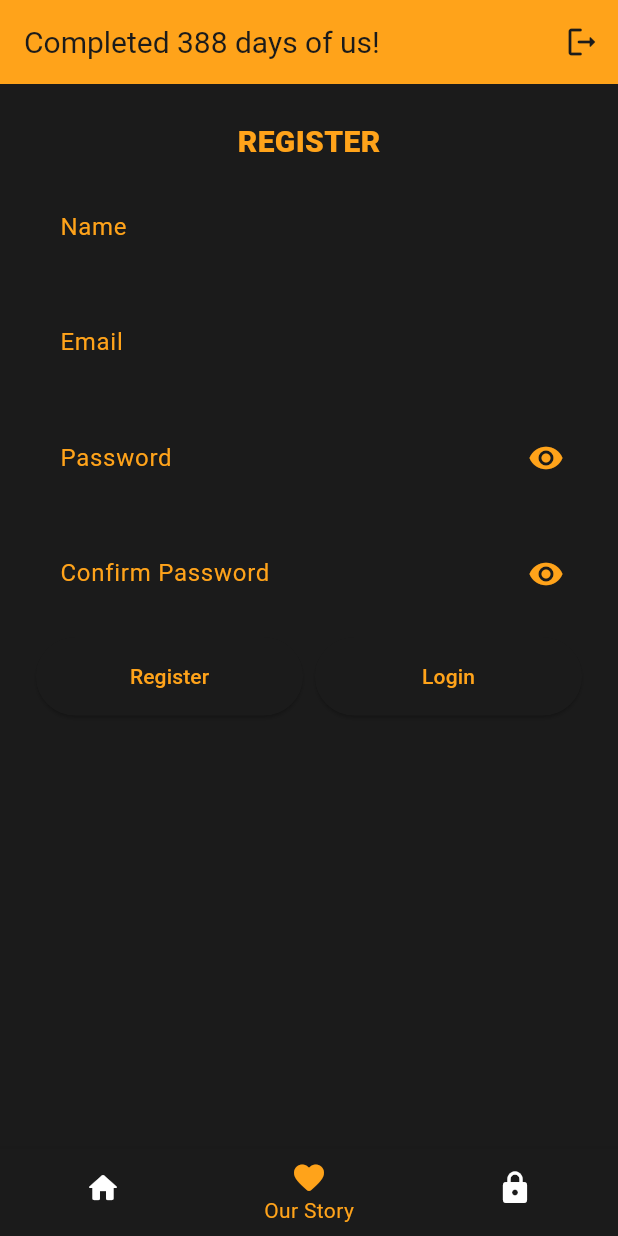
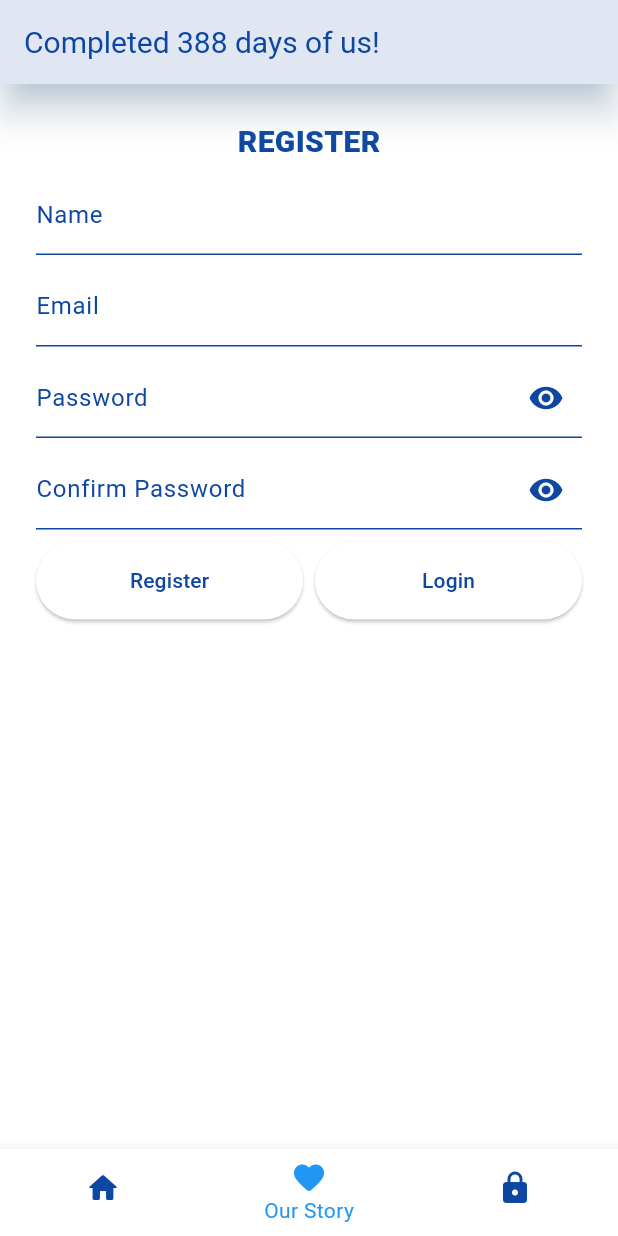
Before and after one commit to adityatrips/usHub, a Flutter app: the screen it shows after launch, item 2 of the bottom bar chosen, after a tap on "Register", on a phone screen of 412 x 824 dp. Run offline on Flutter 3.47's test engine with Material 3 defaults, Android fonts, the phone set to English and light mode, and no system bars; our stand-ins replace cloud_firestore, firebase_auth, firebase_core, flutter_native_splash, get, google_fonts; missing offline and left inert: restart_app; accounts and stored records are empty; network calls fail.

```diff
--- a/fli.yaml
+++ b/fli.yaml
@@ -4,5 +4,5 @@ dev_dependencies:
 flutter_launcher_icons:
   image_path_android: "assets/icon.png"
   android: true
-  adaptive_icon_foreground: "assets/icon.png"
+  adaptive_icon_foreground: "assets/a12-icon.png"
   min_sdk_android: 16
--- a/flutter_native_splash.yaml
+++ b/flutter_native_splash.yaml
@@ -1,8 +1,8 @@
 flutter_native_splash:
-  background_image: "assets/splash.png"
+  background_image: "assets/a12-icon.png"
   android_12:
-    image: assets/android12-icon.png
-    color: "#1b1b1b"
+    image: "assets/a12-icon.png"
+    color: "#FFFFFF"
   android: true
   ios: false
   web: false
--- a/lib/components/Card.dart
+++ b/lib/components/card.dart
@@ -9,7 +9,7 @@ class CardWidget extends StatelessWidget {
   @override
   Widget build(BuildContext context) {
     return Card(
-      color: const Color.fromARGB(255, 255,163,26),
+      color: Color.fromARGB(255, 13, 71, 161),
       shape: RoundedRectangleBorder(
         borderRadius: BorderRadius.circular(16),
       ),
--- a/lib/main.dart
+++ b/lib/main.dart
@@ -1,3 +1,5 @@
+import 'dart:io';
+
 import 'package:anjali/pages/auth_page.dart';
 import 'package:anjali/pages/home_page.dart';
 import 'package:anjali/pages/our_story_page.dart';
@@ -6,6 +8,8 @@ import 'package:firebase_auth/firebase_auth.dart';
 import 'package:firebase_core/firebase_core.dart';
 import 'package:flutter/material.dart';
 import 'package:flutter_native_splash/flutter_native_splash.dart';
+import 'package:google_fonts/google_fonts.dart';
+import 'package:restart_app/restart_app.dart';
 
 import 'firebase_options.dart';
 
@@ -16,6 +20,9 @@ void main() async {
   );
   FlutterNativeSplash.preserve(widgetsBinding: widgetsBinding);
   runApp(const MyApp());
+  sleep(
+    const Duration(milliseconds: 2500),
+  );
   FlutterNativeSplash.remove();
 }
 
@@ -39,9 +46,6 @@ class _MyAppState extends State<MyApp> {
   ];
 
   changeIndex(int index) {
-    if (index == 2) {
-      _auth.signOut();
-    }
     setState(() {
       _selectedIndex = index;
     });
@@ -88,29 +92,17 @@ class _MyAppState extends State<MyApp> {
   @override
   Widget build(BuildContext context) {
     return MaterialApp(
-      routes: {
-        "/home": (BuildContext context) => const HomeScreen(),
-        "/our_story": (BuildContext context) => const OurStory(),
-        "/auth": (BuildContext context) => Authenticate(
-              loginStatus: loginStatus,
-              setLoginState: setLoginState,
-            ),
-      },
       debugShowCheckedModeBanner: false,
       title: "Anjali, my love",
-      theme: ThemeData.from(
-        colorScheme: const ColorScheme(
-          primary: Color.fromARGB(255, 255, 163, 26),
-          secondary: Color.fromARGB(255, 255, 163, 26),
-          background: Color.fromARGB(255, 27, 27, 27),
-          surface: Color.fromARGB(255, 27, 27, 27),
-          error: Colors.red,
-          onPrimary: Color(0xff1b1b1b),
-          onSecondary: Color(0xff1b1b1b),
-          onSurface: Color(0xFFFFFFFF),
-          onBackground: Color(0xFFFFFFFF),
-          onError: Color(0x001b1b1b),
-          brightness: Brightness.dark,
+      themeMode: ThemeMode.light,
+      theme: ThemeData(
+        textTheme: GoogleFonts.gloriaHallelujahTextTheme(
+          Theme.of(context).textTheme,
+        ),
+        primarySwatch: Colors.blue,
+        colorScheme: const ColorScheme.light(
+          background: Colors.white,
+          primary: Colors.blue,
         ),
         useMaterial3: true,
       ),
@@ -118,26 +110,27 @@ class _MyAppState extends State<MyApp> {
         resizeToAvoidBottomInset: true,
         key: scaffoldKey,
         appBar: AppBar(
-          actions: [
+          foregroundColor: Colors.blue[900],
+          surfaceTintColor: Colors.blue[900],
+          shadowColor: Colors.blue[100],
+          actions: loginStatus ? [
             IconButton(
               icon: const Icon(Icons.logout_rounded),
-              color: const Color(0xFF1b1b1b),
-              onPressed: () async {
-                await _auth.signOut();
-                setState(() {
-                  loginStatus = false;
-                });
+              color: const Color.fromARGB(255, 13, 71, 161),
+              onPressed: () {
+                _auth.signOut();
+                Restart.restartApp();
               },
             )
-          ],
+          ] : [],
           title: Text(
             "Completed ${daysBetween(DateTime(2022, 12, 24), DateTime.now())} days of us!",
             style: const TextStyle(
               fontSize: 20,
-              color: Color(0xFF1b1b1b),
+              color: Color.fromARGB(255, 13, 71, 161),
             ),
           ),
-          backgroundColor: const Color.fromARGB(255, 255, 163, 26),
+          backgroundColor: Colors.white,
           elevation: 10,
         ),
         bottomNavigationBar: BottomNavigationBar(
@@ -145,8 +138,11 @@ class _MyAppState extends State<MyApp> {
           showUnselectedLabels: false,
           currentIndex: _selectedIndex,
           showSelectedLabels: true,
+          selectedIconTheme: const IconThemeData(
+            color: Colors.blue,
+          ),
           unselectedIconTheme: const IconThemeData(
-            color: Color(0xFFFFFFFF),
+            color: Color.fromARGB(255, 13, 71, 161),
           ),
           onTap: (index) {
             setState(() {
--- a/lib/pages/auth_page.dart
+++ b/lib/pages/auth_page.dart
@@ -60,13 +60,12 @@ class _AuthenticateState extends State<Authenticate> {
             duration: Duration(milliseconds: 2000),
             closeIconColor: Color(0x001b1b1b),
             backgroundColor: Colors.green,
-            padding: EdgeInsets.all(5),
             behavior: SnackBarBehavior.floating,
             showCloseIcon: true,
             content: Text(
               'Your account is created',
               style: TextStyle(
-                  color: Color.fromARGB(255, 255, 163, 26), fontSize: 14),
+                  color: Color.fromARGB(255, 13, 71, 161), fontSize: 14),
             ),
           ),
         );
@@ -75,15 +74,14 @@ class _AuthenticateState extends State<Authenticate> {
           ScaffoldMessenger.of(scaffoldKey.currentContext!).showSnackBar(
             const SnackBar(
               duration: Duration(milliseconds: 2000),
-              closeIconColor: Color.fromARGB(255, 255, 163, 26),
+              closeIconColor: Color.fromARGB(255, 13, 71, 161),
               backgroundColor: Colors.red,
-              padding: EdgeInsets.all(5),
               behavior: SnackBarBehavior.floating,
               showCloseIcon: true,
               content: Text(
                 'The password provided is too weak',
                 style: TextStyle(
-                    color: Color.fromARGB(255, 255, 163, 26), fontSize: 14),
+                    color: Color.fromARGB(255, 13, 71, 161), fontSize: 14),
               ),
             ),
           );
@@ -91,15 +89,14 @@ class _AuthenticateState extends State<Authenticate> {
           ScaffoldMessenger.of(scaffoldKey.currentContext!).showSnackBar(
             const SnackBar(
               duration: Duration(milliseconds: 2000),
-              closeIconColor: Color.fromARGB(255, 255, 163, 26),
+              closeIconColor: Color.fromARGB(255, 13, 71, 161),
               backgroundColor: Colors.red,
-              padding: EdgeInsets.all(5),
               behavior: SnackBarBehavior.floating,
               showCloseIcon: true,
               content: Text(
                 'The account already exists for that email',
                 style: TextStyle(
-                    color: Color.fromARGB(255, 255, 163, 26), fontSize: 14),
+                    color: Color.fromARGB(255, 13, 71, 161), fontSize: 14),
               ),
             ),
           );
@@ -109,15 +106,14 @@ class _AuthenticateState extends State<Authenticate> {
       ScaffoldMessenger.of(scaffoldKey.currentContext!).showSnackBar(
         const SnackBar(
           duration: Duration(milliseconds: 2000),
-          closeIconColor: Color.fromARGB(255, 255, 163, 26),
+          closeIconColor: Color.fromARGB(255, 13, 71, 161),
           backgroundColor: Colors.red,
-          padding: EdgeInsets.all(5),
           behavior: SnackBarBehavior.floating,
           showCloseIcon: true,
           content: Text(
             'Password and Confirm Password does not match',
             style: TextStyle(
-                color: Color.fromARGB(255, 255, 163, 26), fontSize: 14),
+                color: Color.fromARGB(255, 13, 71, 161), fontSize: 14),
           ),
         ),
       );
@@ -136,15 +132,14 @@ class _AuthenticateState extends State<Authenticate> {
         ScaffoldMessenger.of(scaffoldKey.currentContext!).showSnackBar(
           const SnackBar(
             duration: Duration(milliseconds: 2000),
-            closeIconColor: Color.fromARGB(255, 255, 163, 26),
+            closeIconColor: Color.fromARGB(255, 13, 71, 161),
             backgroundColor: Colors.red,
-            padding: EdgeInsets.all(5),
             behavior: SnackBarBehavior.floating,
             showCloseIcon: true,
             content: Text(
               'No user found for that email',
               style: TextStyle(
-                  color: Color.fromARGB(255, 255, 163, 26), fontSize: 14),
+                  color: Color.fromARGB(255, 13, 71, 161), fontSize: 14),
             ),
           ),
         );
@@ -152,15 +147,14 @@ class _AuthenticateState extends State<Authenticate> {
         ScaffoldMessenger.of(scaffoldKey.currentContext!).showSnackBar(
           const SnackBar(
             duration: Duration(milliseconds: 2000),
-            closeIconColor: Color.fromARGB(255, 255, 163, 26),
+            closeIconColor: Color.fromARGB(255, 13, 71, 161),
             backgroundColor: Colors.red,
-            padding: EdgeInsets.all(5),
             behavior: SnackBarBehavior.floating,
             showCloseIcon: true,
             content: Text(
               'Wrong password provided for that user',
               style: TextStyle(
-                  color: Color.fromARGB(255, 255, 163, 26), fontSize: 14),
+                  color: Color.fromARGB(255, 13, 71, 161), fontSize: 14),
             ),
           ),
         );
@@ -178,28 +172,34 @@ class _AuthenticateState extends State<Authenticate> {
             const Text(
               "LOGIN",
               style: TextStyle(
-                fontSize: 20,
+                fontSize: 30,
+                letterSpacing: 10,
                 fontWeight: FontWeight.w900,
-                color: Color.fromARGB(255, 255, 163, 26),
+                color: Color.fromARGB(255, 13, 71, 161),
               ),
-            ),
-            const SizedBox(
-              height: 8,
             ),
             TextField(
               controller: _emailController,
               keyboardType: TextInputType.emailAddress,
               decoration: const InputDecoration(
-                border: InputBorder.none,
-                contentPadding: EdgeInsets.all(16),
+                focusedBorder: UnderlineInputBorder(
+                  borderSide: BorderSide(
+                    color: Color.fromARGB(255, 13, 71, 161),
+                  ),
+                ),
+                enabledBorder: UnderlineInputBorder(
+                  borderSide: BorderSide(
+                    color: Color.fromARGB(255, 13, 71, 161),
+                  ),
+                ),
                 labelText: 'Email',
                 labelStyle: TextStyle(
-                  color: Color.fromARGB(255, 255, 163, 26),
+                  color: Color.fromARGB(255, 13, 71, 161),
                 ),
               ),
               style: const TextStyle(
                 fontSize: 14,
-                color: Color.fromARGB(255, 255, 163, 26),
+                color: Color.fromARGB(255, 13, 71, 161),
               ),
             ),
             const SizedBox(
@@ -210,19 +210,28 @@ class _AuthenticateState extends State<Authenticate> {
               obscureText: !_showPassword,
               style: const TextStyle(
                 fontSize: 14,
-                color: Color.fromARGB(255, 255, 163, 26),
+                color: Color.fromARGB(255, 13, 71, 161),
               ),
               decoration: InputDecoration(
-                border: InputBorder.none,
-                contentPadding: const EdgeInsets.all(16),
                 labelText: 'Password',
                 labelStyle: const TextStyle(
-                  color: Color.fromARGB(255, 255, 163, 26),
+                  color: Color.fromARGB(255, 13, 71, 161),
+                ),
+                focusedBorder: const UnderlineInputBorder(
+                  borderSide: BorderSide(
+                    color: Color.fromARGB(255, 13, 71, 161),
+                  ),
+                ),
+                enabledBorder: const UnderlineInputBorder(
+                  borderSide: BorderSide(
+                    color: Color.fromARGB(255, 13, 71, 161),
+                  ),
                 ),
                 suffixIcon: IconButton(
                   icon: Icon(
-                      _showPassword ? Icons.visibility : Icons.visibility_off,
-                      color: const Color.fromARGB(255, 255, 163, 26)),
+                    _showPassword ? Icons.visibility : Icons.visibility_off,
+                    color: Color.fromARGB(255, 13, 71, 161),
+                  ),
                   onPressed: () {
                     setState(() {
                       _showPassword = !_showPassword;
@@ -247,7 +256,7 @@ class _AuthenticateState extends State<Authenticate> {
                     child: const Text(
                       'Login',
                       style: TextStyle(
-                        color: Color.fromARGB(255, 255, 163, 26),
+                        color: Color.fromARGB(255, 13, 71, 161),
                       ),
                     ),
                   ),
@@ -268,7 +277,7 @@ class _AuthenticateState extends State<Authenticate> {
                     child: const Text(
                       'Register',
                       style: TextStyle(
-                        color: Color.fromARGB(255, 255, 163, 26),
+                        color: Color.fromARGB(255, 13, 71, 161),
                       ),
                     ),
                   ),
@@ -293,7 +302,7 @@ class _AuthenticateState extends State<Authenticate> {
               style: TextStyle(
                 fontSize: 20,
                 fontWeight: FontWeight.w900,
-                color: Color.fromARGB(255, 255, 163, 26),
+                color: Color.fromARGB(255, 13, 71, 161),
               ),
             ),
             const SizedBox(
@@ -302,16 +311,24 @@ class _AuthenticateState extends State<Authenticate> {
             TextField(
               controller: _nameController,
               decoration: const InputDecoration(
-                border: InputBorder.none,
-                contentPadding: EdgeInsets.all(16),
                 labelText: 'Name',
                 labelStyle: TextStyle(
-                  color: Color.fromARGB(255, 255, 163, 26),
+                  color: Color.fromARGB(255, 13, 71, 161),
+                ),
+                focusedBorder: UnderlineInputBorder(
+                  borderSide: BorderSide(
+                    color: Color.fromARGB(255, 13, 71, 161),
+                  ),
+                ),
+                enabledBorder: UnderlineInputBorder(
+                  borderSide: BorderSide(
+                    color: Color.fromARGB(255, 13, 71, 161),
+                  ),
                 ),
               ),
               style: const TextStyle(
                 fontSize: 14,
-                color: Color.fromARGB(255, 255, 163, 26),
+                color: Color.fromARGB(255, 13, 71, 161),
               ),
             ),
             const SizedBox(height: 8),
@@ -319,16 +336,24 @@ class _AuthenticateState extends State<Authenticate> {
               keyboardType: TextInputType.emailAddress,
               controller: _emailController,
               decoration: const InputDecoration(
-                border: InputBorder.none,
-                contentPadding: EdgeInsets.all(16),
                 labelText: 'Email',
                 labelStyle: TextStyle(
-                  color: Color.fromARGB(255, 255, 163, 26),
+                  color: Color.fromARGB(255, 13, 71, 161),
+                ),
+                focusedBorder: UnderlineInputBorder(
+                  borderSide: BorderSide(
+                    color: Color.fromARGB(255, 13, 71, 161),
+                  ),
+                ),
+                enabledBorder: UnderlineInputBorder(
+                  borderSide: BorderSide(
+                    color: Color.fromARGB(255, 13, 71, 161),
+                  ),
                 ),
               ),
               style: const TextStyle(
                 fontSize: 14,
-                color: Color.fromARGB(255, 255, 163, 26),
+                color: Color.fromARGB(255, 13, 71, 161),
               ),
             ),
             const SizedBox(height: 8),
@@ -337,21 +362,30 @@ class _AuthenticateState extends State<Authenticate> {
               obscureText: !_isPasswordVisible,
               style: const TextStyle(
                 fontSize: 14,
-                color: Color.fromARGB(255, 255, 163, 26),
+                color: Color.fromARGB(255, 13, 71, 161),
               ),
               decoration: InputDecoration(
-                border: InputBorder.none,
-                contentPadding: const EdgeInsets.all(16),
                 labelText: 'Password',
+                focusedBorder: const UnderlineInputBorder(
+                  borderSide: BorderSide(
+                    color: Color.fromARGB(255, 13, 71, 161),
+                  ),
+                ),
+                enabledBorder: const UnderlineInputBorder(
+                  borderSide: BorderSide(
+                    color: Color.fromARGB(255, 13, 71, 161),
+                  ),
+                ),
                 labelStyle: const TextStyle(
-                  color: Color.fromARGB(255, 255, 163, 26),
+                  color: Color.fromARGB(255, 13, 71, 161),
                 ),
                 suffixIcon: IconButton(
                   icon: Icon(
-                      _isPasswordVisible
-                          ? Icons.visibility_off
-                          : Icons.visibility,
-                      color: const Color.fromARGB(255, 255, 163, 26)),
+                    _isPasswordVisible
+                        ? Icons.visibility_off
+                        : Icons.visibility,
+                    color: Color.fromARGB(255, 13, 71, 161),
+                  ),
                   onPressed: () {
                     setState(() {
                       _isPasswordVisible = !_isPasswordVisible;
@@ -365,22 +399,30 @@ class _AuthenticateState extends State<Authenticate> {
               controller: _confirmPasswordController,
               style: const TextStyle(
                 fontSize: 14,
-                color: Color.fromARGB(255, 255, 163, 26),
+                color: Color.fromARGB(255, 13, 71, 161),
               ),
               obscureText: !_isConfirmPasswordVisible,
               decoration: InputDecoration(
-                border: InputBorder.none,
-                contentPadding: const EdgeInsets.all(16),
+                focusedBorder: const UnderlineInputBorder(
+                  borderSide: BorderSide(
+                    color: Color.fromARGB(255, 13, 71, 161),
+                  ),
+                ),
+                enabledBorder: const UnderlineInputBorder(
+                  borderSide: BorderSide(
+                    color: Color.fromARGB(255, 13, 71, 161),
+                  ),
+                ),
                 labelText: 'Confirm Password',
                 labelStyle: const TextStyle(
-                  color: Color.fromARGB(255, 255, 163, 26),
+                  color: Color.fromARGB(255, 13, 71, 161),
                 ),
                 suffixIcon: IconButton(
                   icon: Icon(
                     _isConfirmPasswordVisible
                         ? Icons.visibility_off
                         : Icons.visibility,
-                    color: const Color.fromARGB(255, 255, 163, 26),
+                    color: const Color.fromARGB(255, 13, 71, 161),
                   ),
                   onPressed: () {
                     setState(() {
@@ -404,7 +446,7 @@ class _AuthenticateState extends State<Authenticate> {
                     child: const Text(
                       'Register',
                       style: TextStyle(
-                        color: Color.fromARGB(255, 255, 163, 26),
+                        color: Color.fromARGB(255, 13, 71, 161),
                       ),
                     ),
                   ),
@@ -418,7 +460,7 @@ class _AuthenticateState extends State<Authenticate> {
                     child: const Text(
                       'Login',
                       style: TextStyle(
-                        color: Color.fromARGB(255, 255, 163, 26),
+                        color: Color.fromARGB(255, 13, 71, 161),
                       ),
                     ),
                     onPressed: () {
@@ -450,7 +492,7 @@ class _AuthenticateState extends State<Authenticate> {
                   "You are already logged in, please proceed with my app.",
                   textAlign: TextAlign.center,
                   style: TextStyle(
-                    color: Color.fromARGB(255, 255, 163, 26),
+                    color: Color.fromARGB(255, 13, 71, 161),
                   ),
                 ),
         ),
--- a/lib/util/global_keys.dart
+++ b/lib/util/global_keys.dart
@@ -2,5 +2,6 @@ import 'package:flutter/material.dart';
 
 GlobalKey bottomNavigationBarKey = GlobalKey<State<BottomNavigationBar>>();
 GlobalKey scaffoldKey = GlobalKey<State<Scaffold>>();
+GlobalKey materialAppKey = GlobalKey<State<MaterialApp>>();
 GlobalKey loginGetMaterialAppKey = GlobalKey<State>();
 GlobalKey registerGetMaterialAppKey = GlobalKey<State>();
```
Also changed, not shown: lib/components/message_list.dart (+28 -37 lines), lib/components/send_message_box.dart (+19 -6 lines), lib/pages/our_story_page.dart (+15 -8 lines), pubspec.yaml (+2 -67 lines), assets/a12-icon.png (added), assets/android12-icon.png (deleted), assets/icon.png, assets/splash.png (deleted), pubspec.lock, 19 other files.
